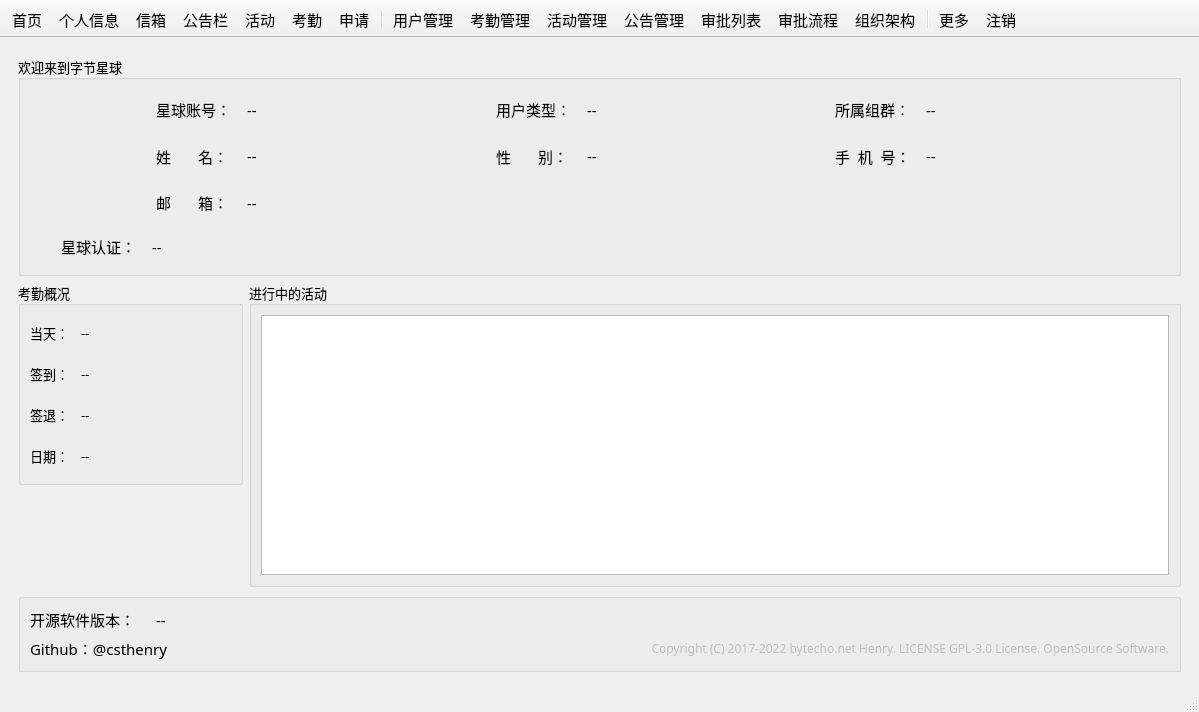
Before: the Qt Designer form mainwindow.ui in csthenry/weplanet-desktop, drawn with Qt 5.
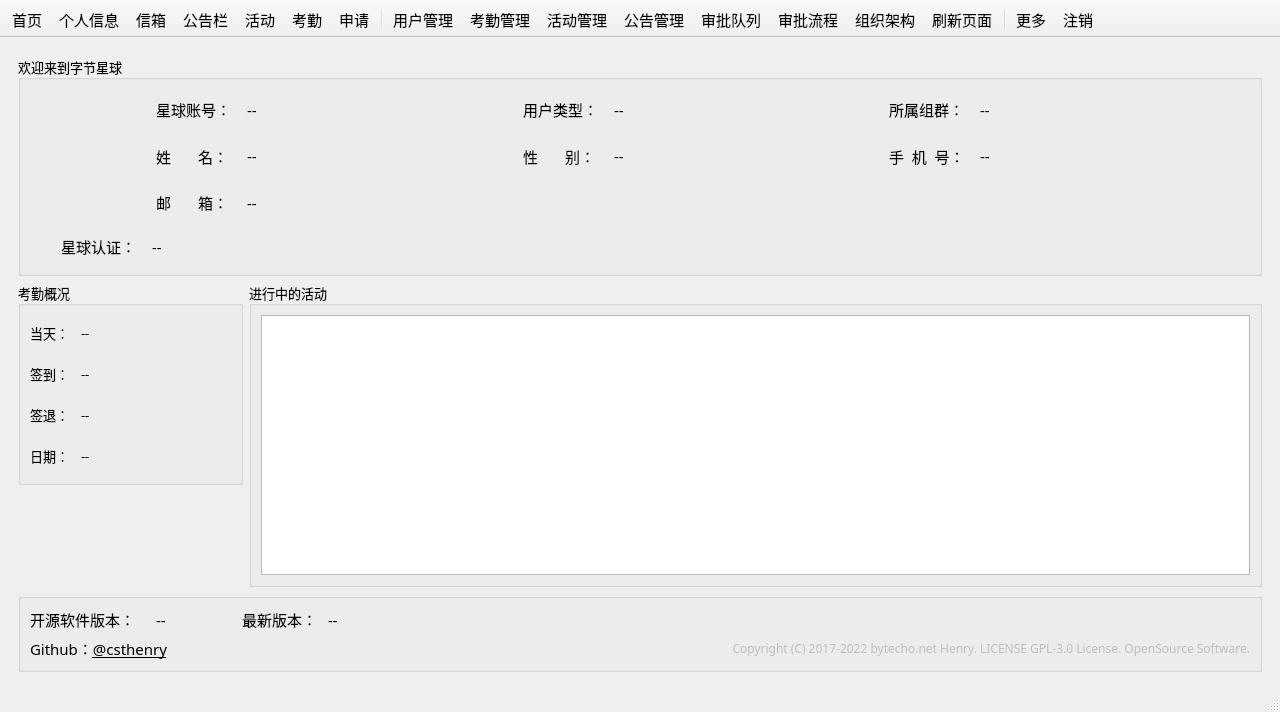
After: the same form once the commit is applied. Icons and pictures are not drawn. Custom widgets are drawn as their Qt base class.

Diff of the .ui file:
```diff
--- a/mainwindow.ui
+++ b/mainwindow.ui
@@ -6,7 +6,7 @@
    <rect>
     <x>0</x>
     <y>0</y>
-    <width>1199</width>
+    <width>1280</width>
     <height>712</height>
    </rect>
   </property>
@@ -702,7 +702,7 @@
           <property name="title">
            <string/>
           </property>
-          <layout class="QGridLayout" name="gridLayout_76">
+          <layout class="QGridLayout" name="gridLayout_78">
            <item row="0" column="0">
             <layout class="QGridLayout" name="gridLayout_75">
              <item row="0" column="0">
@@ -713,6 +713,12 @@
                  <height>0</height>
                 </size>
                </property>
+               <property name="maximumSize">
+                <size>
+                 <width>120</width>
+                 <height>16777215</height>
+                </size>
+               </property>
                <property name="font">
                 <font>
                  <pointsize>11</pointsize>
@@ -731,6 +737,12 @@
                  <height>0</height>
                 </size>
                </property>
+               <property name="maximumSize">
+                <size>
+                 <width>80</width>
+                 <height>16777215</height>
+                </size>
+               </property>
                <property name="font">
                 <font>
                  <pointsize>11</pointsize>
@@ -744,17 +756,56 @@
             </layout>
            </item>
            <item row="0" column="1">
-            <spacer name="horizontalSpacer_9">
-             <property name="orientation">
-              <enum>Qt::Horizontal</enum>
-             </property>
-             <property name="sizeHint" stdset="0">
-              <size>
-               <width>906</width>
-               <height>20</height>
-              </size>
-             </property>
-            </spacer>
+            <layout class="QGridLayout" name="gridLayout_76">
+             <item row="0" column="0">
+              <widget class="QLabel" name="label_73">
+               <property name="minimumSize">
+                <size>
+                 <width>80</width>
+                 <height>0</height>
+                </size>
+               </property>
+               <property name="maximumSize">
+                <size>
+                 <width>80</width>
+                 <height>16777215</height>
+                </size>
+               </property>
+               <property name="font">
+                <font>
+                 <pointsize>11</pointsize>
+                </font>
+               </property>
+               <property name="text">
+                <string>最新版本：</string>
+               </property>
+              </widget>
+             </item>
+             <item row="0" column="1">
+              <widget class="QLabel" name="label_LatestVersion">
+               <property name="minimumSize">
+                <size>
+                 <width>80</width>
+                 <height>0</height>
+                </size>
+               </property>
+               <property name="maximumSize">
+                <size>
+                 <width>120</width>
+                 <height>16777215</height>
+                </size>
+               </property>
+               <property name="font">
+                <font>
+                 <pointsize>11</pointsize>
+                </font>
+               </property>
+               <property name="text">
+                <string>--</string>
+               </property>
+              </widget>
+             </item>
+            </layout>
            </item>
            <item row="1" column="0">
             <widget class="QLabel" name="label_71">
@@ -764,11 +815,11 @@
               </font>
              </property>
              <property name="text">
-              <string>Github：@csthenry</string>
+              <string>&lt;html&gt;&lt;head/&gt;&lt;body&gt;&lt;p&gt;Github：&lt;a href=&quot;https://github.com/csthenry&quot;&gt;&lt;span style=&quot; text-decoration: underline; color: #000000!important;&quot;&gt;@csthenry&lt;/span&gt;&lt;/a&gt;&lt;/p&gt;&lt;/body&gt;&lt;/html&gt;</string>
              </property>
             </widget>
            </item>
-           <item row="1" column="1">
+           <item row="1" column="2">
             <widget class="QLabel" name="label_72">
              <property name="enabled">
               <bool>false</bool>
@@ -4588,6 +4639,7 @@
    <addaction name="actApplyList"/>
    <addaction name="actApplyItems"/>
    <addaction name="actGroup"/>
+   <addaction name="actRefresh"/>
    <addaction name="separator"/>
    <addaction name="actMore"/>
    <addaction name="actExit"/>
@@ -4664,10 +4716,10 @@
      <normaloff>:/images/color_icon/color-script.svg</normaloff>:/images/color_icon/color-script.svg</iconset>
    </property>
    <property name="text">
-    <string>审批列表</string>
+    <string>审批队列</string>
    </property>
    <property name="toolTip">
-    <string>审批列表</string>
+    <string>审批队列</string>
    </property>
   </action>
   <action name="actApplyItems">
```
